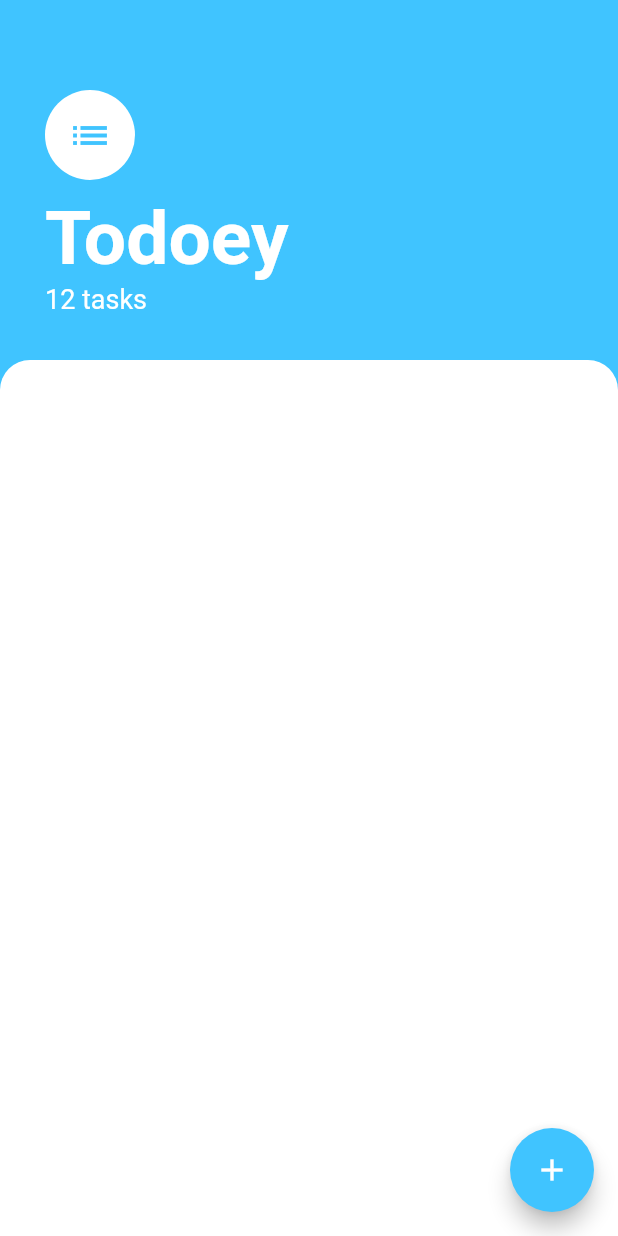
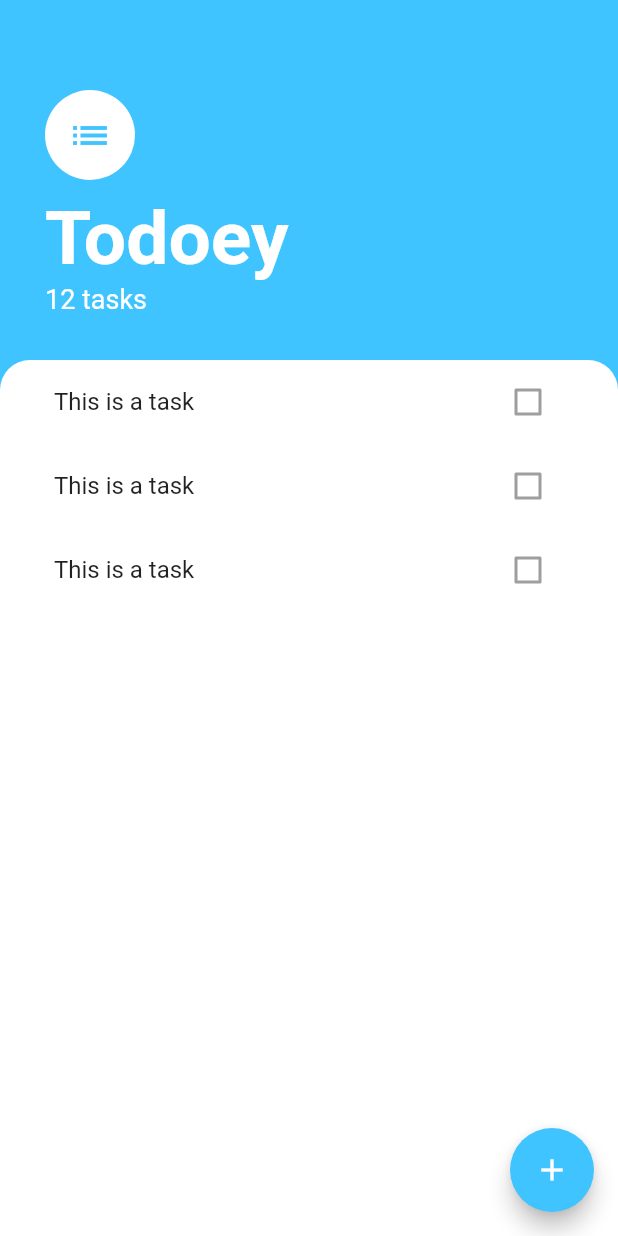
Before and after one commit to albertmiro/flutter_course, a Flutter app: the screen it shows after launch, on a phone screen of 412 x 824 dp. Run offline on Flutter 3.47's test engine with Material 2 defaults, Android fonts, the phone set to English and light mode, and no system bars; our stand-ins replace animated_text_kit, audioplayers, cloud_firestore, firebase_auth, flutter_spinkit, font_awesome_flutter and 3 more; accounts and stored records are empty.

Commit message:
Creating tasks list

```diff
--- a/todoey_flutter/lib/screens/tasks_screen.dart
+++ b/todoey_flutter/lib/screens/tasks_screen.dart
@@ -1,4 +1,5 @@
 import 'package:flutter/material.dart';
+import 'package:todoey_flutter/widgets/tasks_list.dart';
 
 class TasksScreen extends StatelessWidget {
   @override
@@ -8,6 +9,9 @@
       floatingActionButton: FloatingActionButton(
         backgroundColor: Colors.lightBlueAccent,
         child: Icon(Icons.add),
+        onPressed: () {
+          // Adds a new task
+        },
       ),
       body: Column(
         crossAxisAlignment: CrossAxisAlignment.start,
@@ -54,12 +58,16 @@
           ),
           Expanded(
             child: Container(
+              padding: EdgeInsets.symmetric(horizontal: 20.0),
               decoration: BoxDecoration(
                 color: Colors.white,
                 borderRadius: BorderRadius.only(
                   topLeft: Radius.circular(20.0),
                   topRight: Radius.circular(20.0),
                 ),
+              ),
+              child: Expanded(
+                child: TasksList(),
               ),
             ),
           ),
--- /dev/null
+++ b/todoey_flutter/lib/widgets/tasks_list.dart
@@ -0,0 +1,16 @@
+
+import 'package:flutter/material.dart';
+import 'package:todoey_flutter/widgets/tasks_tile.dart';
+
+class TasksList extends StatelessWidget {
+  @override
+  Widget build(BuildContext context) {
+    return ListView(
+      children: [
+        TaskTile(),
+        TaskTile(),
+        TaskTile(),
+      ],
+    );
+  }
+}
--- /dev/null
+++ b/todoey_flutter/lib/widgets/tasks_tile.dart
@@ -0,0 +1,14 @@
+
+import 'package:flutter/material.dart';
+
+class TaskTile extends StatelessWidget {
+  @override
+  Widget build(BuildContext context) {
+    return ListTile(
+      title: Text('This is a task'),
+      trailing: Checkbox(
+        value: false,
+      ),
+    );
+  }
+}
```
